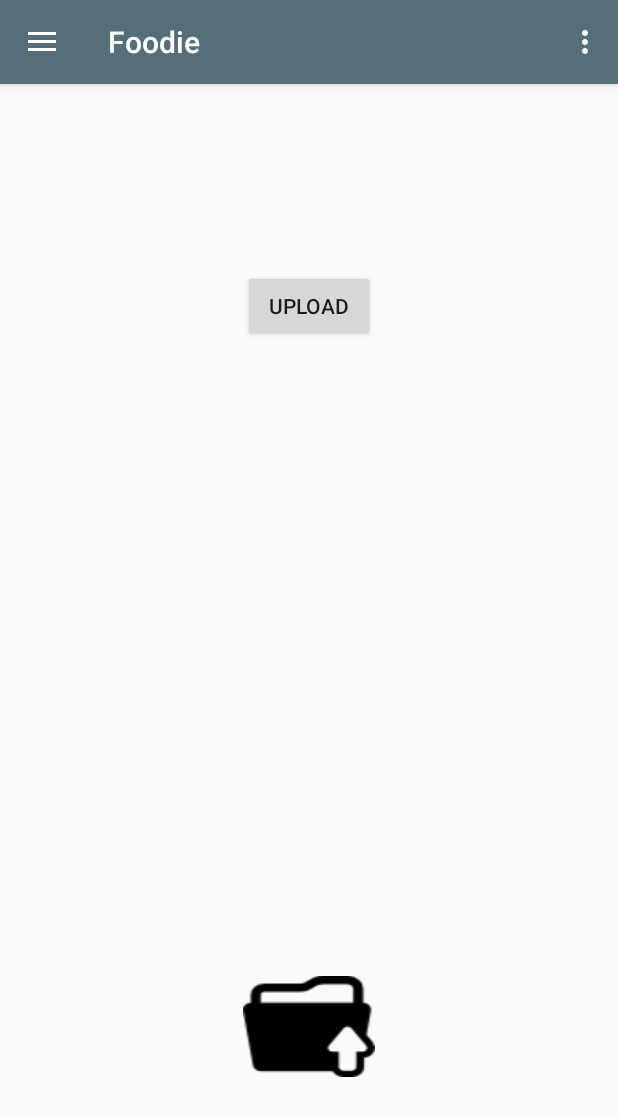
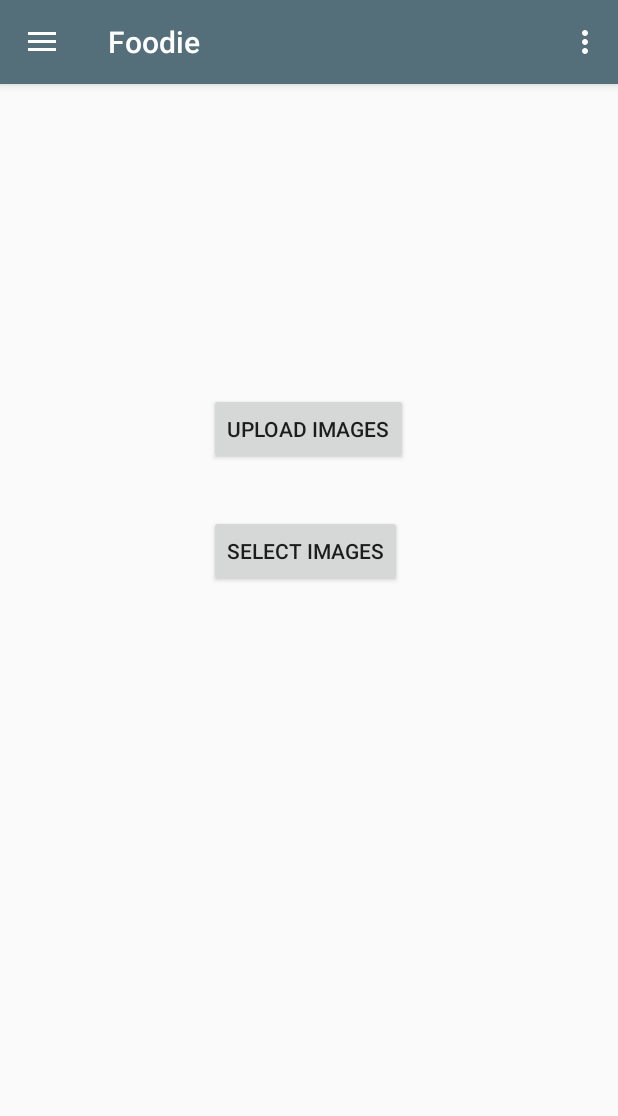
Before and after one commit to byteShaft/foodie, an Android app: the fragment UploadFragment placed in its activity, on a phone screen of 412 x 824 dp. Shown: the top 1116 px of the screen. Run offline under Robolectric (Android 15) with nearby library versions, the phone set to English and light mode, and no system bars; pictures from the network do not load.

Commit message:
replace image button to simple button

```diff
--- a/app/src/main/res/layout/fragment_upload.xml
+++ b/app/src/main/res/layout/fragment_upload.xml
@@ -6,11 +6,12 @@
     <Button
         android:layout_width="wrap_content"
         android:layout_height="wrap_content"
-        android:background="@drawable/upload"
+        android:text="select images"
         android:id="@+id/select_image"
-        android:layout_alignParentBottom="true"
-        android:layout_centerHorizontal="true"
-        android:layout_marginBottom="90dp" />
+        android:layout_marginTop="33dp"
+        android:layout_below="@+id/upload"
+        android:layout_alignLeft="@+id/upload"
+        android:layout_alignStart="@+id/upload" />
 
     <HorizontalScrollView
         android:id="@+id/horizontal_scroll"
@@ -30,10 +31,10 @@
     <Button
         android:layout_width="wrap_content"
         android:layout_height="wrap_content"
-        android:text="upload"
+        android:text="upload Images"
         android:id="@+id/upload"
+        android:layout_marginTop="190dp"
         android:layout_alignParentTop="true"
-        android:layout_centerHorizontal="true"
-        android:layout_marginTop="108dp" />
+        android:layout_centerHorizontal="true" />
 
 </RelativeLayout>
```
Also changed, not shown: app/src/main/res/layout/fragment_image.xml (+7 -0 lines).
